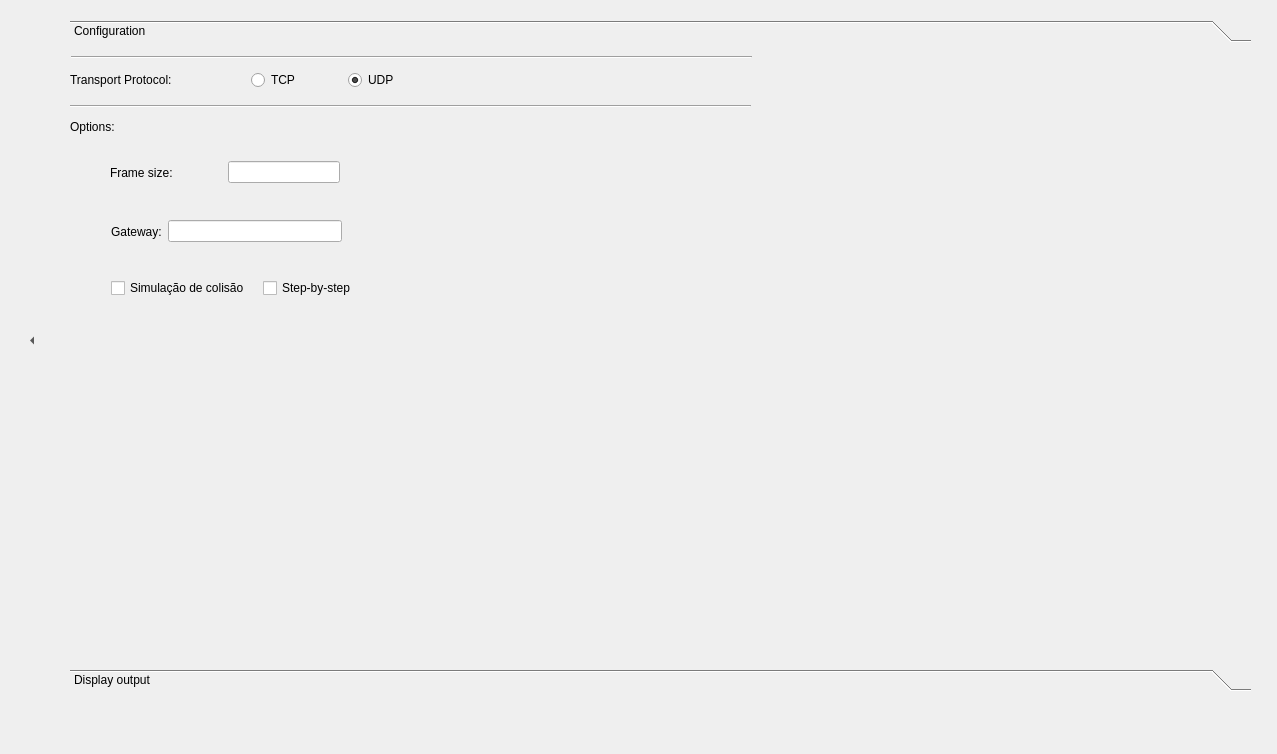
Above: NEW/client.ui from thaisdb/TCC before the change. Below: the same form after it.
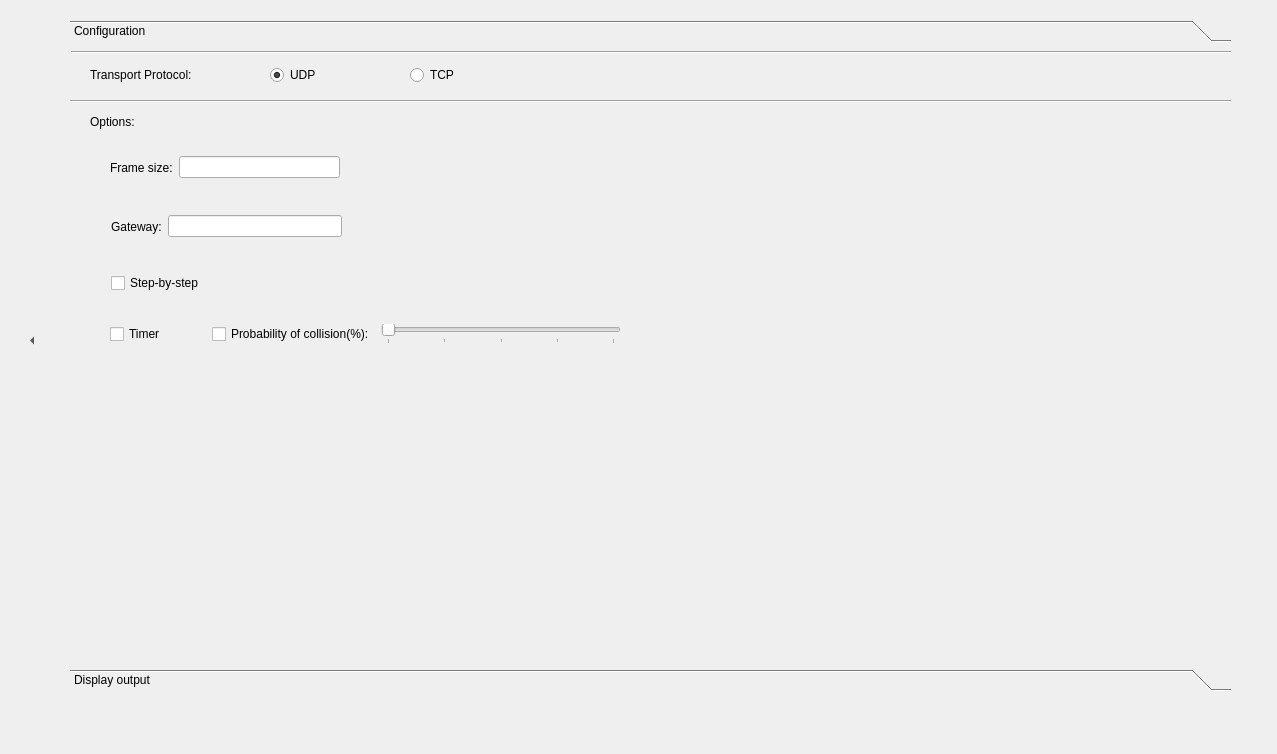
That is the form after the change. The open tabs and pages were chosen to show the change.

```diff
--- a/NEW/client.ui
+++ b/NEW/client.ui
@@ -18,12 +18,12 @@
     <rect>
      <x>70</x>
      <y>20</y>
-     <width>1181</width>
+     <width>1161</width>
      <height>671</height>
     </rect>
    </property>
    <property name="sizePolicy">
-    <sizepolicy hsizetype="Preferred" vsizetype="Preferred">
+    <sizepolicy hsizetype="Ignored" vsizetype="Preferred">
      <horstretch>0</horstretch>
      <verstretch>0</verstretch>
     </sizepolicy>
@@ -41,15 +41,21 @@
     <number>0</number>
    </property>
    <property name="currentIndex">
-    <number>0</number>
+    <number>1</number>
+   </property>
+   <property name="tabSpacing">
+    <number>1</number>
    </property>
    <widget class="QWidget" name="ConfigurationPage">
+    <property name="enabled">
+     <bool>true</bool>
+    </property>
     <property name="geometry">
      <rect>
       <x>0</x>
       <y>0</y>
-      <width>1181</width>
-      <height>609</height>
+      <width>1161</width>
+      <height>625</height>
      </rect>
     </property>
     <property name="accessibleName">
@@ -66,7 +72,7 @@
       <rect>
        <x>0</x>
        <y>50</y>
-       <width>681</width>
+       <width>1161</width>
        <height>16</height>
       </rect>
      </property>
@@ -77,7 +83,7 @@
     <widget class="QLabel" name="label_5">
      <property name="geometry">
       <rect>
-       <x>0</x>
+       <x>20</x>
        <y>70</y>
        <width>59</width>
        <height>17</height>
@@ -90,7 +96,7 @@
     <widget class="QWidget" name="layoutWidget">
      <property name="geometry">
       <rect>
-       <x>0</x>
+       <x>20</x>
        <y>20</y>
        <width>411</width>
        <height>24</height>
@@ -105,13 +111,6 @@
        </widget>
       </item>
       <item alignment="Qt::AlignHCenter">
-       <widget class="QRadioButton" name="radTCP">
-        <property name="text">
-         <string>TCP</string>
-        </property>
-       </widget>
-      </item>
-      <item>
        <widget class="QRadioButton" name="radUDP">
         <property name="text">
          <string>UDP</string>
@@ -121,6 +120,13 @@
         </property>
        </widget>
       </item>
+      <item alignment="Qt::AlignHCenter">
+       <widget class="QRadioButton" name="radTCP">
+        <property name="text">
+         <string>TCP</string>
+        </property>
+       </widget>
+      </item>
      </layout>
     </widget>
     <widget class="Line" name="line_3">
@@ -128,7 +134,7 @@
       <rect>
        <x>1</x>
        <y>1</y>
-       <width>681</width>
+       <width>1161</width>
        <height>16</height>
       </rect>
      </property>
@@ -146,13 +152,6 @@
       </rect>
      </property>
      <layout class="QHBoxLayout" name="horizontalLayout_3">
-      <item>
-       <widget class="QCheckBox" name="collisionBox">
-        <property name="text">
-         <string>Simulação de colisão</string>
-        </property>
-       </widget>
-      </item>
       <item>
        <widget class="QCheckBox" name="stepBox">
         <property name="text">
@@ -175,7 +174,7 @@
       <item>
        <widget class="QLabel" name="label_3">
         <property name="sizePolicy">
-         <sizepolicy hsizetype="Minimum" vsizetype="Preferred">
+         <sizepolicy hsizetype="Minimum" vsizetype="Expanding">
           <horstretch>0</horstretch>
           <verstretch>0</verstretch>
          </sizepolicy>
@@ -188,7 +187,7 @@
       <item>
        <widget class="QLineEdit" name="gatewayEdit">
         <property name="sizePolicy">
-         <sizepolicy hsizetype="Expanding" vsizetype="Fixed">
+         <sizepolicy hsizetype="MinimumExpanding" vsizetype="Fixed">
           <horstretch>0</horstretch>
           <verstretch>0</verstretch>
          </sizepolicy>
@@ -229,7 +228,7 @@
       <item>
        <widget class="QLineEdit" name="frameInput">
         <property name="sizePolicy">
-         <sizepolicy hsizetype="Minimum" vsizetype="Fixed">
+         <sizepolicy hsizetype="MinimumExpanding" vsizetype="Fixed">
           <horstretch>0</horstretch>
           <verstretch>0</verstretch>
          </sizepolicy>
@@ -238,6 +237,91 @@
       </item>
      </layout>
     </widget>
+    <widget class="QWidget" name="horizontalLayoutWidget_3">
+     <property name="geometry">
+      <rect>
+       <x>40</x>
+       <y>280</y>
+       <width>511</width>
+       <height>22</height>
+      </rect>
+     </property>
+     <layout class="QHBoxLayout" name="horizontalLayout_6">
+      <item>
+       <widget class="QCheckBox" name="checkBox">
+        <property name="text">
+         <string>Timer</string>
+        </property>
+       </widget>
+      </item>
+      <item>
+       <spacer name="horizontalSpacer">
+        <property name="orientation">
+         <enum>Qt::Horizontal</enum>
+        </property>
+        <property name="sizeType">
+         <enum>QSizePolicy::Fixed</enum>
+        </property>
+        <property name="sizeHint" stdset="0">
+         <size>
+          <width>40</width>
+          <height>20</height>
+         </size>
+        </property>
+       </spacer>
+      </item>
+      <item>
+       <widget class="QCheckBox" name="checkBox_2">
+        <property name="text">
+         <string>Probability of collision(%):</string>
+        </property>
+       </widget>
+      </item>
+      <item>
+       <widget class="QSlider" name="horizontalSlider">
+        <property name="enabled">
+         <bool>false</bool>
+        </property>
+        <property name="acceptDrops">
+         <bool>true</bool>
+        </property>
+        <property name="autoFillBackground">
+         <bool>false</bool>
+        </property>
+        <property name="maximum">
+         <number>20</number>
+        </property>
+        <property name="singleStep">
+         <number>5</number>
+        </property>
+        <property name="pageStep">
+         <number>5</number>
+        </property>
+        <property name="value">
+         <number>0</number>
+        </property>
+        <property name="tracking">
+         <bool>false</bool>
+        </property>
+        <property name="orientation">
+         <enum>Qt::Horizontal</enum>
+        </property>
+        <property name="invertedAppearance">
+         <bool>false</bool>
+        </property>
+        <property name="invertedControls">
+         <bool>false</bool>
+        </property>
+        <property name="tickPosition">
+         <enum>QSlider::TicksBelow</enum>
+        </property>
+        <property name="tickInterval">
+         <number>5</number>
+        </property>
+       </widget>
+      </item>
+     </layout>
+    </widget>
     <zorder>layoutWidget</zorder>
     <zorder>horizontalLayoutWidget</zorder>
     <zorder>horizontalLayoutWidget_4</zorder>
```
Left out of the diff: 41 changed lines with no effect on the pictures.
